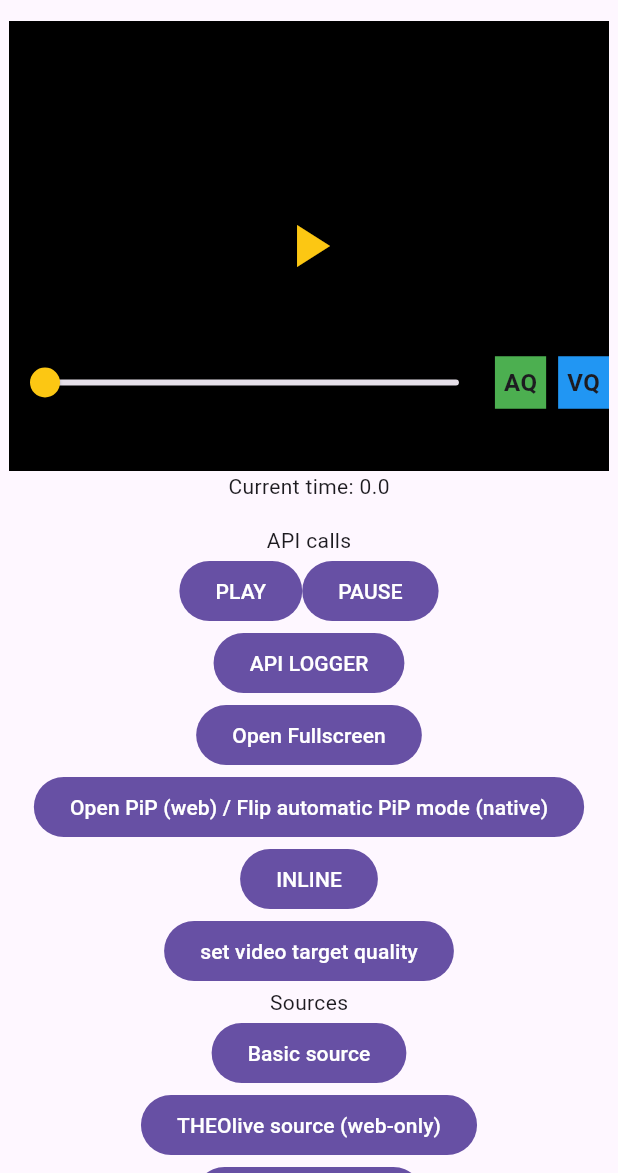
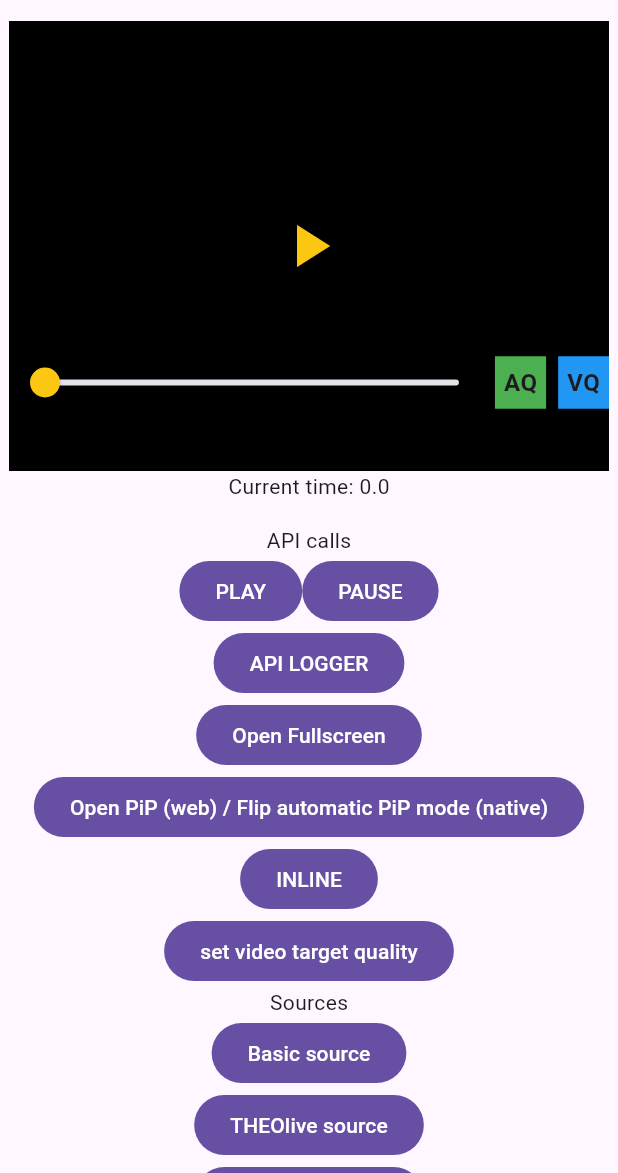
Before and after one commit to THEOplayer/flutter-theoplayer-sdk, a Flutter app: the screen it shows after launch, on a phone screen of 412 x 824 dp, the part 63-1236 px from its top. Run offline on Flutter 3.47's test engine with Material 3 defaults, Android fonts, the phone set to English and light mode, and no system bars; our stand-ins replace js, plugin_platform_interface, web; missing offline and left inert: dart:js, dart:js_interop, dart:js_util, dart:ui_web; statements that could not run were skipped; key blocks and very long unbroken strings in the code were emptied for the run.

Commit message:
change text in demo app

```diff
--- a/flutter_theoplayer_sdk/flutter_theoplayer_sdk/example/lib/main.dart
+++ b/flutter_theoplayer_sdk/flutter_theoplayer_sdk/example/lib/main.dart
@@ -222,7 +222,7 @@ class _MyAppState extends State<MyApp> {
                                     TheoLiveSource(src: "2vqqekesftg9zuvxu9tdme6kl"),
                                   ]);
                                 },
-                                child: const Text("THEOlive source (web-only)"),
+                                child: const Text("THEOlive source"),
                               ),
                               FilledButton(
                                 onPressed: () {
```
